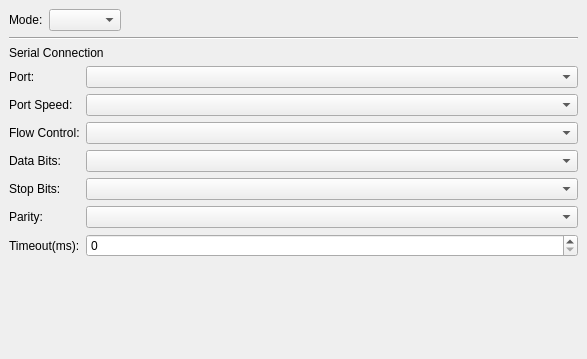
Above: ground/openpilotgcs/src/plugins/gpsdisplay/gpsdisplaygadgetoptionspage.ui from openpilot/OpenPilot before the change. Below: the same form after it.
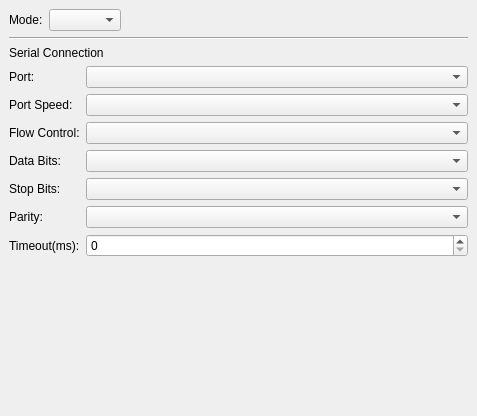
That is the form after the change.

Commit message: added scroll areas to all the preference settings screens

What changed in the file:
```diff
--- a/ground/openpilotgcs/src/plugins/gpsdisplay/gpsdisplaygadgetoptionspage.ui
+++ b/ground/openpilotgcs/src/plugins/gpsdisplay/gpsdisplaygadgetoptionspage.ui
@@ -6,8 +6,8 @@
    <rect>
     <x>0</x>
     <y>0</y>
-    <width>587</width>
-    <height>359</height>
+    <width>477</width>
+    <height>416</height>
    </rect>
   </property>
   <property name="sizePolicy">
@@ -19,6 +19,30 @@
   <property name="windowTitle">
    <string>Form</string>
   </property>
+  <layout class="QVBoxLayout" name="verticalLayout">
+   <property name="margin">
+    <number>0</number>
+   </property>
+   <item>
+    <widget class="QScrollArea" name="scrollArea">
+     <property name="frameShape">
+      <enum>QFrame::NoFrame</enum>
+     </property>
+     <property name="frameShadow">
+      <enum>QFrame::Plain</enum>
+     </property>
+     <property name="widgetResizable">
+      <bool>true</bool>
+     </property>
+     <widget class="QWidget" name="scrollAreaWidgetContents">
+      <property name="geometry">
+       <rect>
+        <x>0</x>
+        <y>0</y>
+        <width>477</width>
+        <height>416</height>
+       </rect>
+      </property>
   <layout class="QGridLayout" name="gridLayout">
    <property name="margin">
     <number>0</number>
@@ -225,6 +249,10 @@
        </widget>
       </item>
      </layout>
+        </widget>
+       </item>
+      </layout>
+     </widget>
     </widget>
    </item>
   </layout>
```
Lines whose indentation alone changed are shown as unchanged. The commit also changes 13 other files.
